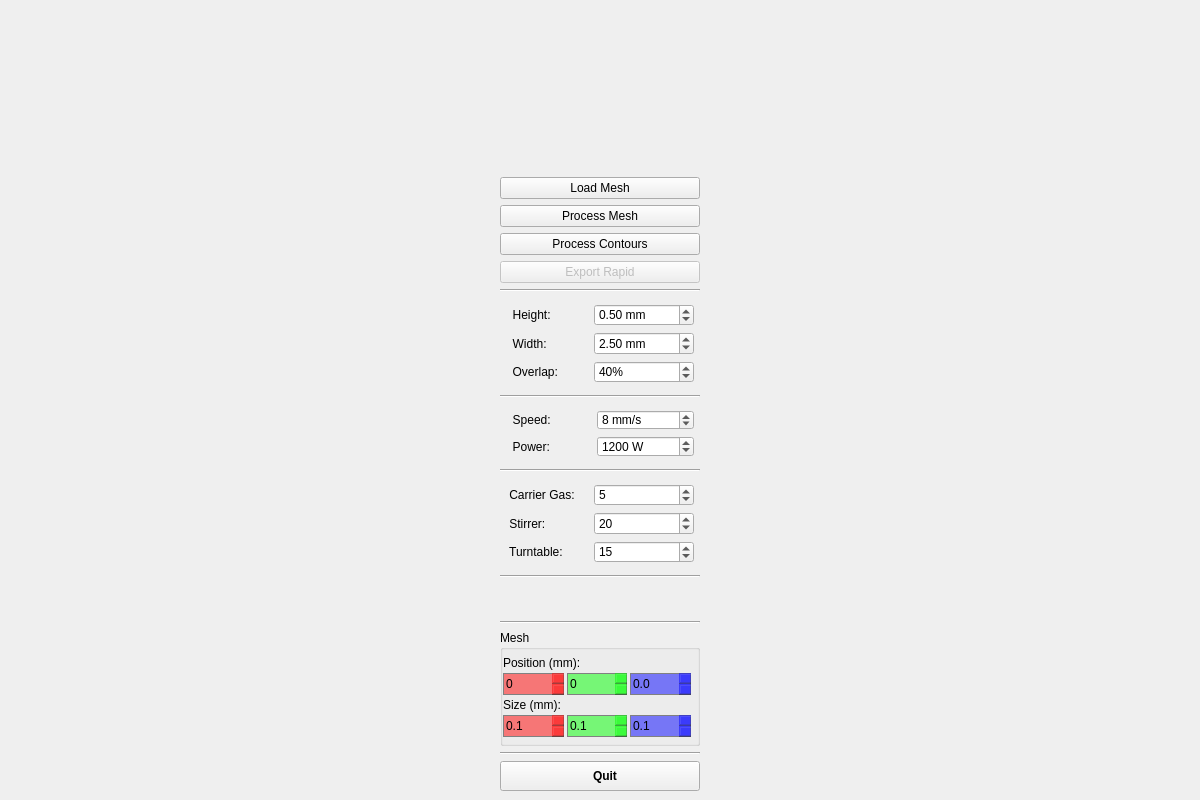
Qt form etna_planning/resources/robpath.ui (openlmd/etna) before a commit.
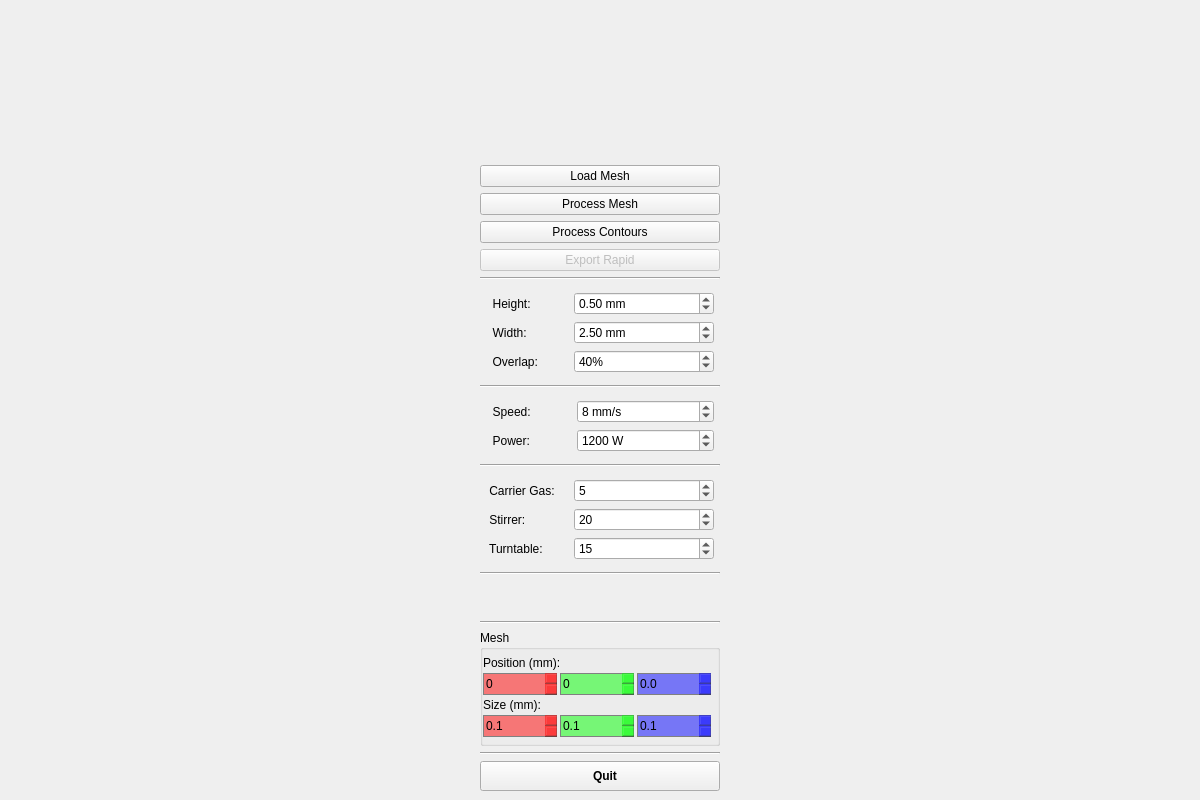
The same form after that commit. Icons and pictures are not drawn.

```diff
--- a/etna_planning/resources/robpath.ui
+++ b/etna_planning/resources/robpath.ui
@@ -392,13 +392,13 @@
       </property>
       <property name="minimumSize">
        <size>
-        <width>200</width>
+        <width>240</width>
         <height>30</height>
        </size>
       </property>
       <property name="maximumSize">
        <size>
-        <width>200</width>
+        <width>240</width>
         <height>16777215</height>
        </size>
       </property>
@@ -432,13 +432,13 @@
       </property>
       <property name="minimumSize">
        <size>
-        <width>200</width>
+        <width>240</width>
         <height>0</height>
        </size>
       </property>
       <property name="maximumSize">
        <size>
-        <width>200</width>
+        <width>240</width>
         <height>16777215</height>
        </size>
       </property>
@@ -857,25 +857,6 @@
       </layout>
      </widget>
     </item>
-    <item row="1" column="1">
-     <widget class="QLabel" name="lblLogo">
-      <property name="minimumSize">
-       <size>
-        <width>120</width>
-        <height>120</height>
-       </size>
-      </property>
-      <property name="text">
-       <string/>
-      </property>
-      <property name="pixmap">
-       <pixmap>etna.png</pixmap>
-      </property>
-      <property name="alignment">
-       <set>Qt::AlignCenter</set>
-      </property>
-     </widget>
-    </item>
     <item row="23" column="1" rowspan="2">
      <widget class="Line" name="line_6">
       <property name="orientation">
@@ -888,6 +869,18 @@
       <property name="enabled">
        <bool>true</bool>
       </property>
+      <property name="minimumSize">
+       <size>
+        <width>240</width>
+        <height>0</height>
+       </size>
+      </property>
+      <property name="maximumSize">
+       <size>
+        <width>240</width>
+        <height>16777215</height>
+       </size>
+      </property>
       <property name="font">
        <font>
         <weight>50</weight>
@@ -906,13 +899,13 @@
       </property>
       <property name="minimumSize">
        <size>
-        <width>200</width>
+        <width>240</width>
         <height>0</height>
        </size>
       </property>
       <property name="maximumSize">
        <size>
-        <width>200</width>
+        <width>240</width>
         <height>16777215</height>
        </size>
       </property>
@@ -931,13 +924,13 @@
      <widget class="QPushButton" name="btnLoadMesh">
       <property name="minimumSize">
        <size>
-        <width>200</width>
+        <width>240</width>
         <height>0</height>
        </size>
       </property>
       <property name="maximumSize">
        <size>
-        <width>200</width>
+        <width>240</width>
         <height>16777215</height>
        </size>
       </property>
@@ -952,6 +945,28 @@
       </property>
      </widget>
     </item>
+    <item row="2" column="1" rowspan="4">
+     <widget class="QLabel" name="lblLogo">
+      <property name="minimumSize">
+       <size>
+        <width>120</width>
+        <height>120</height>
+       </size>
+      </property>
+      <property name="text">
+       <string/>
+      </property>
+      <property name="pixmap">
+       <pixmap>e.png</pixmap>
+      </property>
+      <property name="scaledContents">
+       <bool>false</bool>
+      </property>
+      <property name="alignment">
+       <set>Qt::AlignCenter</set>
+      </property>
+     </widget>
+    </item>
    </layout>
   </widget>
  </widget>
```
Left out of the diff: 4 changed lines with no effect on the pictures.
